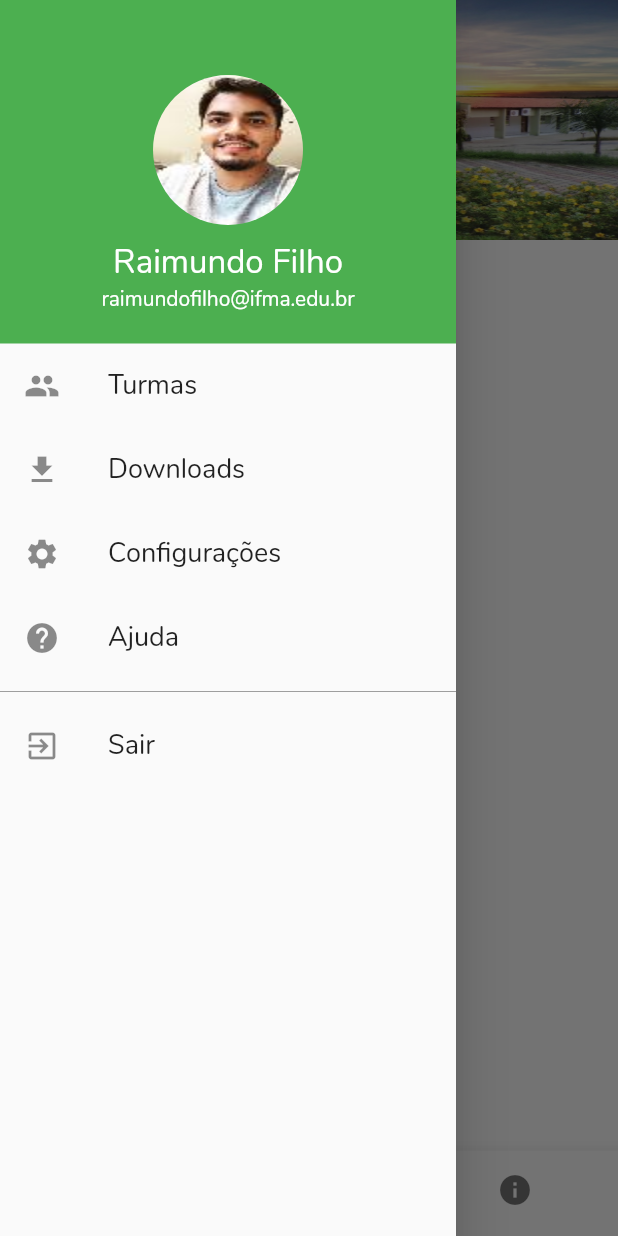
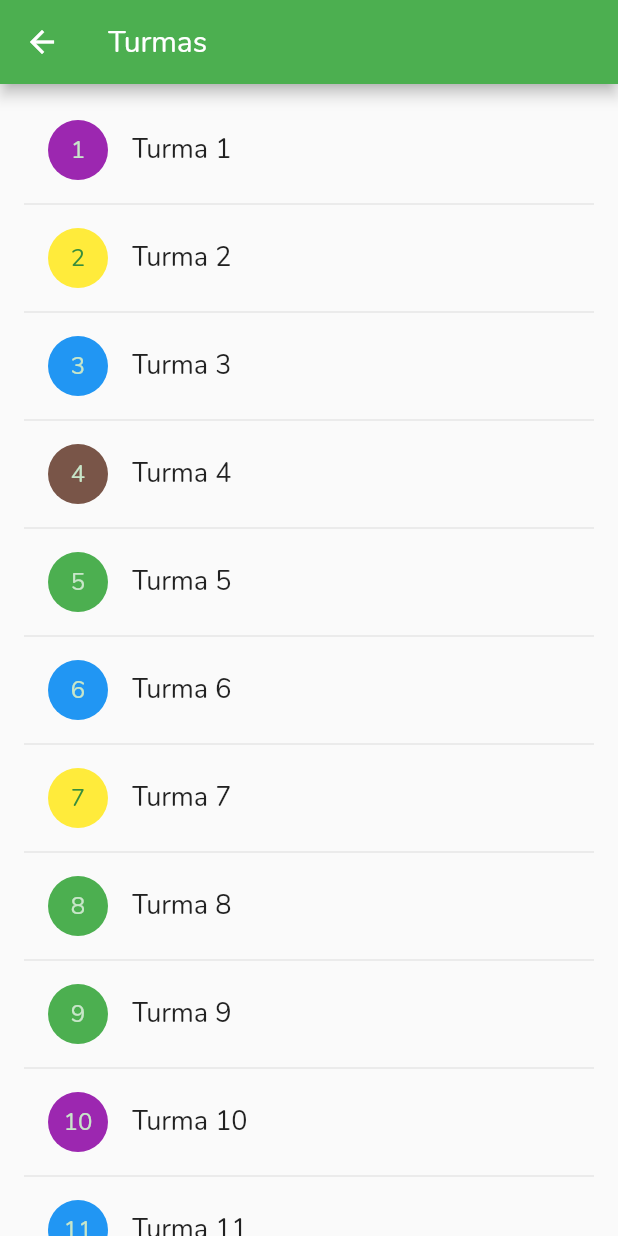
Before and after one commit to Hellyson-Ferreira/app_avaliacao_ifma, a Flutter app: the HomeAdimim screen opened by its route, in the side drawer, after a tap on "Turmas", on a phone screen of 412 x 824 dp. Run offline on Flutter 3.47's test engine with Material 2 defaults, Android fonts, the phone set to English and light mode, and no system bars; our stand-ins replace charts_flutter, splashscreen.

Commit message:
mais ajustes

```diff
--- a/lib/homeAdimin/drawerAdimim.dart
+++ b/lib/homeAdimin/drawerAdimim.dart
@@ -1,4 +1,5 @@
 import 'package:app_avaliacao_ifma/LoginAluno/login_page_aluno.dart';
+import 'package:app_avaliacao_ifma/homeAdimin/turmas.dart';
 import 'package:flutter/material.dart';
 
 class DrawerAdimim extends StatelessWidget {
@@ -57,7 +58,7 @@ class DrawerAdimim extends StatelessWidget {
             ),
             ),
             onTap: (){
-               //Navigator.of(context).pushNamed(HomeAluno.tag,);
+               Navigator.of(context).pushNamed(Turmas.tag);
             }
           ),
           ListTile(
--- /dev/null
+++ b/lib/homeAdimin/turmas.dart
@@ -0,0 +1,72 @@
+import 'dart:math';
+
+import 'package:app_avaliacao_ifma/homeAdimin/grafico.dart';
+import 'package:flutter/material.dart';
+
+class Turmas extends StatefulWidget {
+  static String tag = 'turmas';
+  @override
+  _TurmasState createState() => _TurmasState();
+}
+
+class _TurmasState extends State<Turmas> {
+  @override
+  Widget build(BuildContext context) {
+    return  Scaffold(
+      appBar: AppBar(
+        title: Text(
+          'Turmas'
+        ),
+      ),
+      body:ListaTurmas(),
+    );
+  }
+}
+class ListaTurmas extends StatefulWidget {
+  @override
+  _ListaTurmasState createState() => _ListaTurmasState();
+}
+
+class _ListaTurmasState extends State<ListaTurmas> {
+  Random random = new Random();
+
+  List colors = [Colors.purple, Colors.green, Colors.yellow,Colors.blue,Colors.brown];
+
+  @override
+  Widget build(BuildContext context) {
+    final numItems = 12;
+    final _biggerFont = const TextStyle(fontSize: 18.0);
+    var index = 0;
+
+    Widget _buildRow(int idx) {
+      index = random.nextInt(5);
+      return ListTile(
+        leading: CircleAvatar(
+          child: Text('$idx'),
+          backgroundColor: colors[index],
+        ),
+        title: Text(
+          'Turma $idx',
+          style: _biggerFont,
+        ),
+        trailing: null,
+        onTap: (){
+            Navigator.of(context).pushNamed(PieChartExample.tag);
+        },
+      );
+    }
+
+    return ListView.builder(
+      itemCount: numItems * 2,
+      padding: const EdgeInsets.all(16.0),
+      itemBuilder: (BuildContext context, int i) {
+        if (i.isOdd) {
+          return Divider();
+        }
+        final index = i ~/ 2 + 1;
+        return _buildRow(index);
+      },
+
+    );
+  }
+}
--- a/lib/homeAluno/perguntas/pergunta1.dart
+++ b/lib/homeAluno/perguntas/pergunta1.dart
@@ -57,7 +57,8 @@ class _Pergunta1State extends State<Pergunta1> {
                   child: Text(
                   'O programa da disciplina foi apresentado pelo(a) professor(a) (objetivos, conteúdo a ser desenvolvido e bibliografia).',
                   style: TextStyle(
-                    fontSize: 20
+                    fontSize: 20,
+                    color: Colors.white
                   ),
                   ),
               )
--- a/lib/main.dart
+++ b/lib/main.dart
@@ -1,7 +1,8 @@
 import 'package:app_avaliacao_ifma/LoginAdimim/login_page_adimim.dart';
 import 'package:app_avaliacao_ifma/LoginAluno/login_page_aluno.dart';
+import 'package:app_avaliacao_ifma/homeAdimin/grafico.dart';
 import 'package:app_avaliacao_ifma/homeAdimin/home_adimim.dart';
-import 'package:app_avaliacao_ifma/homeAdimin/perfil_adimim.dart';
+import 'package:app_avaliacao_ifma/homeAdimin/turmas.dart';
 import 'package:app_avaliacao_ifma/homeAluno/home_aluno.dart';
 import 'package:app_avaliacao_ifma/homeAluno/perguntas/pergunta1.dart';
 import 'package:app_avaliacao_ifma/homeAluno/perguntas/pergunta10.dart';
@@ -31,7 +32,6 @@ class MyApp extends StatelessWidget {
     LoginPageAdim.tag: (context) => LoginPageAdim(),
     HomeAluno.tag: (context) => HomeAluno(),
     HomeAdimim.tag: (context) => HomeAdimim(),
-    PerfilAdimim.tag: (context) => PerfilAdimim(),
     Pergunta1.tag: (context) => Pergunta1(),
     Pergunta2.tag: (context) => Pergunta2(),
     Pergunta3.tag: (context) => Pergunta3(),
@@ -46,6 +46,8 @@ class MyApp extends StatelessWidget {
     Pergunta12.tag: (context) => Pergunta12(),
     Pergunta13.tag: (context) => Pergunta13(),
     Pergunta14.tag: (context) => Pergunta14(),
+    Turmas.tag: (context) => Turmas(),
+    PieChartExample.tag: (context) => PieChartExample(),
 
 };
 
```
Also changed, not shown: lib/LoginAluno/login_page_aluno.dart (+5 -3 lines), lib/homeAdimin/grafico.dart (added, +153 -0 lines), lib/homeAdimin/perfil_adimim.dart (deleted, +0 -51 lines), lib/homeAluno/drawerAluno.dart (+12 -12 lines), lib/homeAluno/home_aluno.dart (+87 -31 lines), pubspec.yaml (+4 -21 lines), assets/users.gif (added), pubspec.lock.
